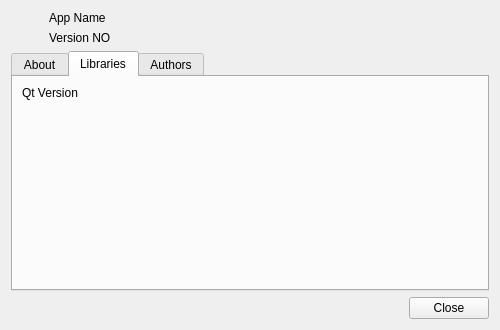
Old version of the form src/ui/about.ui in the repository baduhai/Koi.
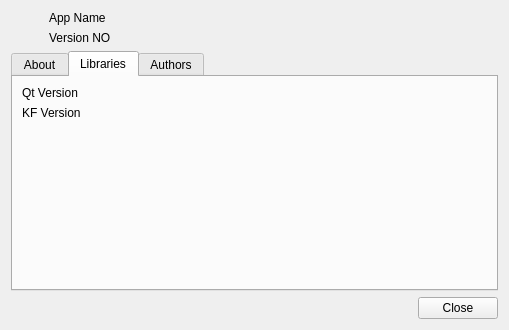
New version of the form. The open tabs and pages were chosen to show the change. Icons and pictures are not drawn.

Diff of the .ui file:
```diff
--- a/src/ui/about.ui
+++ b/src/ui/about.ui
@@ -221,13 +221,33 @@
        <string>Libraries</string>
       </attribute>
       <layout class="QFormLayout" name="formLayout">
-       <item row="0" column="0">
+       <item row="1" column="0" colspan="2">
+        <widget class="QLabel" name="label">
+         <property name="text">
+          <string>KF Version</string>
+         </property>
+        </widget>
+       </item>
+       <item row="0" column="0" colspan="2">
         <widget class="QLabel" name="qtVerLabel">
          <property name="text">
           <string notr="true">Qt Version</string>
          </property>
         </widget>
        </item>
+       <item row="2" column="0" colspan="2">
+        <spacer name="verticalSpacer_5">
+         <property name="orientation">
+          <enum>Qt::Vertical</enum>
+         </property>
+         <property name="sizeHint" stdset="0">
+          <size>
+           <width>465</width>
+           <height>126</height>
+          </size>
+         </property>
+        </spacer>
+       </item>
       </layout>
      </widget>
      <widget class="QWidget" name="authorTab">
```
Left out of the diff: 2 changed lines with no effect on the pictures.
